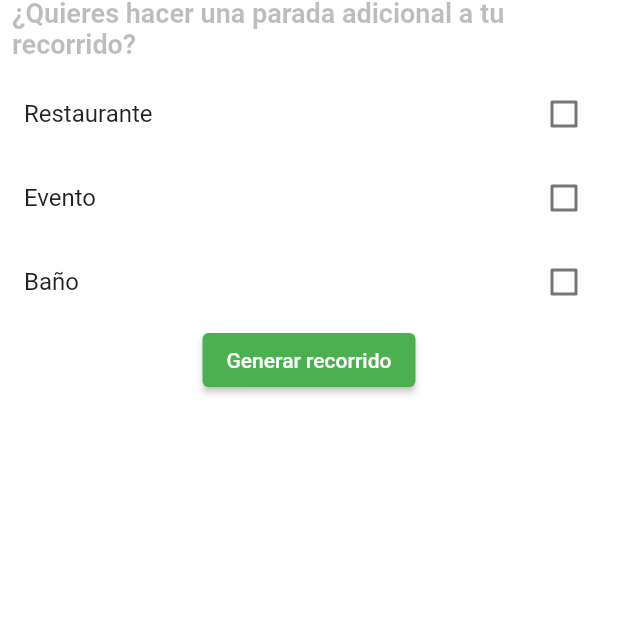
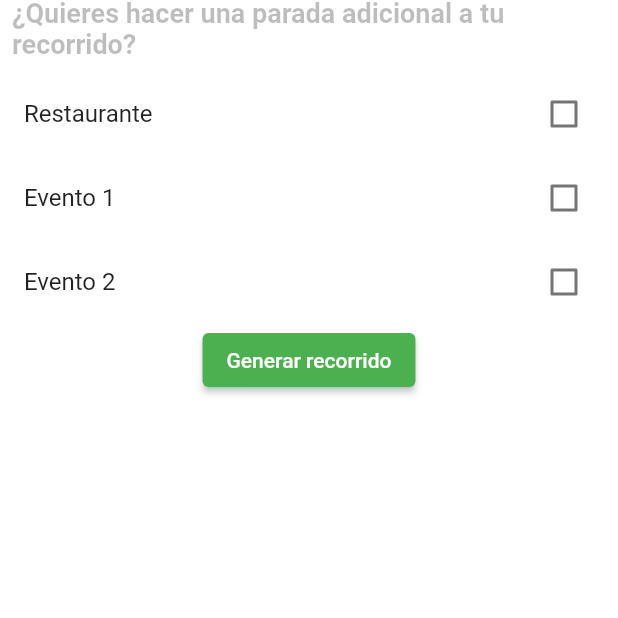
Before and after one commit to KarelyVR/BioMovil, a Flutter app: the SelectionScreen screen opened directly, on a phone screen of 412 x 824 dp, the part 618-1236 px from its top. Run offline on Flutter 3.47's test engine with Material 2 defaults, Android fonts, the phone set to English and light mode, and no system bars; our stand-ins replace audioplayers, carousel_slider, fluro, flutter_local_notifications, flutter_markdown, flutter_svg and 10 more; missing offline and left inert: flutter_polyline_points, qr_code_scanner; accounts and stored records are empty; generated files the repository leaves out were written again.

Commit message:
recorridos_update

```diff
--- a/lib/animales/habitat_desierto/camello.dart
+++ b/lib/animales/habitat_desierto/camello.dart
@@ -1,7 +1,7 @@
 import 'package:biomovil/animales/habitat_desierto/animales_desierto.dart';
 import 'package:biomovil/animales/habitat_desierto/ubicaciones/ubicacion_camello.dart';
 import 'package:biomovil/animales/menu_habitats.dart';
-import 'package:biomovil/recorridos/nuevo-recorrido.dart';
+import 'package:biomovil/recorridos/nuevo_recorrido.dart';
 import 'package:biomovil/themes/app_styles.dart';
 import 'package:biomovil/qr/lector_qr.dart';
 import 'package:biomovil/pantalla_ajustes/ajustes.dart';
--- a/lib/animales/habitat_desierto/coyote.dart
+++ b/lib/animales/habitat_desierto/coyote.dart
@@ -1,7 +1,7 @@
 import 'package:biomovil/animales/habitat_desierto/animales_desierto.dart';
 import 'package:biomovil/animales/habitat_desierto/ubicaciones/ubicacion_coyote.dart';
 import 'package:biomovil/animales/menu_habitats.dart';
-import 'package:biomovil/recorridos/nuevo-recorrido.dart';
+import 'package:biomovil/recorridos/nuevo_recorrido.dart';
 import 'package:biomovil/themes/app_styles.dart';
 import 'package:biomovil/qr/lector_qr.dart';
 import 'package:biomovil/pantalla_ajustes/ajustes.dart';
--- a/lib/animales/habitat_desierto/liebre.dart
+++ b/lib/animales/habitat_desierto/liebre.dart
@@ -1,7 +1,7 @@
 import 'package:biomovil/animales/habitat_desierto/animales_desierto.dart';
 import 'package:biomovil/animales/habitat_desierto/ubicaciones/ubicacion_liebre.dart';
 import 'package:biomovil/animales/menu_habitats.dart';
-import 'package:biomovil/recorridos/nuevo-recorrido.dart';
+import 'package:biomovil/recorridos/nuevo_recorrido.dart';
 import 'package:biomovil/themes/app_styles.dart';
 import 'package:biomovil/qr/lector_qr.dart';
 import 'package:biomovil/pantalla_ajustes/ajustes.dart';
--- a/lib/animales/habitat_desierto/serpiente.dart
+++ b/lib/animales/habitat_desierto/serpiente.dart
@@ -1,7 +1,7 @@
 import 'package:biomovil/animales/habitat_desierto/animales_desierto.dart';
 import 'package:biomovil/animales/habitat_desierto/ubicaciones/ubicacion_serpiente.dart';
 import 'package:biomovil/animales/menu_habitats.dart';
-import 'package:biomovil/recorridos/nuevo-recorrido.dart';
+import 'package:biomovil/recorridos/nuevo_recorrido.dart';
 import 'package:biomovil/themes/app_styles.dart';
 import 'package:biomovil/qr/lector_qr.dart';
 import 'package:biomovil/pantalla_ajustes/ajustes.dart';
--- a/lib/animales/habitat_sabana/avestruz.dart
+++ b/lib/animales/habitat_sabana/avestruz.dart
@@ -1,7 +1,7 @@
 import 'package:biomovil/animales/habitat_sabana/animales_sabana.dart';
 import 'package:biomovil/animales/habitat_sabana/ubicaciones/ubicacion_avestruz.dart';
 import 'package:biomovil/animales/menu_habitats.dart';
-import 'package:biomovil/recorridos/nuevo-recorrido.dart';
+import 'package:biomovil/recorridos/nuevo_recorrido.dart';
 import 'package:biomovil/themes/app_styles.dart';
 import 'package:biomovil/qr/lector_qr.dart';
 import 'package:biomovil/pantalla_ajustes/ajustes.dart';
--- a/lib/animales/habitat_sabana/elefante.dart
+++ b/lib/animales/habitat_sabana/elefante.dart
@@ -1,7 +1,7 @@
 import 'package:biomovil/animales/habitat_sabana/animales_sabana.dart';
 import 'package:biomovil/animales/habitat_sabana/ubicaciones/ubicacion_elefante.dart';
 import 'package:biomovil/animales/menu_habitats.dart';
-import 'package:biomovil/recorridos/nuevo-recorrido.dart';
+import 'package:biomovil/recorridos/nuevo_recorrido.dart';
 import 'package:biomovil/themes/app_styles.dart';
 import 'package:biomovil/qr/lector_qr.dart';
 import 'package:biomovil/pantalla_ajustes/ajustes.dart';
--- a/lib/animales/habitat_sabana/jirafa.dart
+++ b/lib/animales/habitat_sabana/jirafa.dart
@@ -1,7 +1,7 @@
 import 'package:biomovil/animales/habitat_sabana/animales_sabana.dart';
 import 'package:biomovil/animales/habitat_sabana/ubicaciones/ubicacion_jirafa.dart';
 import 'package:biomovil/animales/menu_habitats.dart';
-import 'package:biomovil/recorridos/nuevo-recorrido.dart';
+import 'package:biomovil/recorridos/nuevo_recorrido.dart';
 import 'package:biomovil/themes/app_styles.dart';
 import 'package:biomovil/qr/lector_qr.dart';
 import 'package:biomovil/pantalla_ajustes/ajustes.dart';
--- a/lib/animales/habitat_sabana/leon.dart
+++ b/lib/animales/habitat_sabana/leon.dart
@@ -1,7 +1,7 @@
 import 'package:biomovil/animales/habitat_sabana/animales_sabana.dart';
 import 'package:biomovil/animales/habitat_sabana/ubicaciones/ubicacion_leon.dart';
 import 'package:biomovil/animales/menu_habitats.dart';
-import 'package:biomovil/recorridos/nuevo-recorrido.dart';
+import 'package:biomovil/recorridos/nuevo_recorrido.dart';
 import 'package:biomovil/themes/app_styles.dart';
 import 'package:biomovil/qr/lector_qr.dart';
 import 'package:biomovil/pantalla_ajustes/ajustes.dart';
--- a/lib/animales/habitat_tropical/mandrill.dart
+++ b/lib/animales/habitat_tropical/mandrill.dart
@@ -1,6 +1,6 @@
 import 'package:biomovil/animales/habitat_tropical/animales_tropicales.dart';
 import 'package:biomovil/animales/menu_habitats.dart';
-import 'package:biomovil/recorridos/nuevo-recorrido.dart';
+import 'package:biomovil/recorridos/nuevo_recorrido.dart';
 import 'package:biomovil/themes/app_styles.dart';
 import 'package:biomovil/qr/lector_qr.dart';
 import 'package:biomovil/pantalla_ajustes/ajustes.dart';
--- a/lib/animales/habitat_tropical/puma.dart
+++ b/lib/animales/habitat_tropical/puma.dart
@@ -1,7 +1,7 @@
 import 'package:biomovil/animales/habitat_tropical/animales_tropicales.dart';
 import 'package:biomovil/animales/habitat_tropical/ubicaciones/ubicacion_puma.dart';
 import 'package:biomovil/animales/menu_habitats.dart';
-import 'package:biomovil/recorridos/nuevo-recorrido.dart';
+import 'package:biomovil/recorridos/nuevo_recorrido.dart';
 import 'package:biomovil/themes/app_styles.dart';
 import 'package:biomovil/qr/lector_qr.dart';
 import 'package:biomovil/pantalla_ajustes/ajustes.dart';
--- a/lib/animales/habitat_tropical/tigre.dart
+++ b/lib/animales/habitat_tropical/tigre.dart
@@ -1,7 +1,7 @@
 import 'package:biomovil/animales/habitat_tropical/animales_tropicales.dart';
 import 'package:biomovil/animales/habitat_tropical/ubicaciones/ubicacion_tigre.dart';
 import 'package:biomovil/animales/menu_habitats.dart';
-import 'package:biomovil/recorridos/nuevo-recorrido.dart';
+import 'package:biomovil/recorridos/nuevo_recorrido.dart';
 import 'package:biomovil/themes/app_styles.dart';
 import 'package:biomovil/qr/lector_qr.dart';
 import 'package:biomovil/pantalla_ajustes/ajustes.dart';
--- a/lib/animales/habitat_tropical/tucan.dart
+++ b/lib/animales/habitat_tropical/tucan.dart
@@ -1,7 +1,7 @@
 import 'package:biomovil/animales/habitat_tropical/animales_tropicales.dart';
 import 'package:biomovil/animales/habitat_tropical/ubicaciones/ubicacion_tucan.dart';
 import 'package:biomovil/animales/menu_habitats.dart';
-import 'package:biomovil/recorridos/nuevo-recorrido.dart';
+import 'package:biomovil/recorridos/nuevo_recorrido.dart';
 import 'package:biomovil/themes/app_styles.dart';
 import 'package:biomovil/qr/lector_qr.dart';
 import 'package:biomovil/pantalla_ajustes/ajustes.dart';
--- a/lib/animales/menu_desplegable.dart
+++ b/lib/animales/menu_desplegable.dart
@@ -2,7 +2,7 @@ import 'package:biomovil/animales/menu_habitats.dart';
 import 'package:biomovil/qr/lector_qr.dart';
 import 'package:biomovil/pantalla_ajustes/ajustes.dart';
 import 'package:biomovil/principal/pagina_principal.dart';
-import 'package:biomovil/recorridos/nuevo-recorrido.dart';
+import 'package:biomovil/recorridos/nuevo_recorrido.dart';
 import 'package:flutter/material.dart';
 
 class MyDropdownMenu extends StatelessWidget {
--- a/lib/animales/menu_habitats.dart
+++ b/lib/animales/menu_habitats.dart
@@ -1,6 +1,6 @@
 import 'package:biomovil/pantalla_ajustes/ajustes.dart';
 import 'package:biomovil/principal/pagina_principal.dart';
-import 'package:biomovil/recorridos/nuevo-recorrido.dart';
+import 'package:biomovil/recorridos/nuevo_recorrido.dart';
 import 'package:flutter/material.dart';
 import 'package:biomovil/animales/menu_desplegable.dart' as menu;
 import 'package:biomovil/animales/habitat_tropical/animales_tropicales.dart';
--- a/lib/principal/pagina_principal.dart
+++ b/lib/principal/pagina_principal.dart
@@ -1,5 +1,5 @@
 import 'package:biomovil/principal/mas_informacion.dart';
-import 'package:biomovil/recorridos/nuevo-recorrido.dart';
+import 'package:biomovil/recorridos/nuevo_recorrido.dart';
 import 'package:biomovil/recorridos/polylineas/polilinea1.dart';
 import 'package:flutter/material.dart';
 import 'package:biomovil/articulos/menu_articulos.dart';
--- a/lib/recorridos/nuevo-recorrido.dart
+++ b/lib/recorridos/nuevo_recorrido.dart
@@ -1,4 +1,4 @@
-// ignore_for_file: library_private_types_in_public_api
+// ignore_for_file: library_private_types_in_public_api, use_build_context_synchronously
 
 import 'package:biomovil/principal/pagina_principal.dart';
 import 'package:flutter/material.dart';
@@ -18,7 +18,7 @@ class SelectionScreen extends StatefulWidget {
 
 class _SelectionScreenState extends State<SelectionScreen> {
   List<String> availableZones = ['Tropical', 'Sabana', 'Desierto'];
-  String selectedZone = 'Tropical'; // Valor predeterminado
+    String selectedZone = 'Tropical';  // Valor predeterminado
 
 
   Map<String, List<String>> animalsByZone = {
@@ -29,7 +29,7 @@ class _SelectionScreenState extends State<SelectionScreen> {
 
   List<String> selectedAnimals = [];
 
-  List<String> availableStops = ['Restaurante', 'Evento', 'Baño'];
+  List<String> availableStops = ['Restaurante', 'Evento 1', 'Evento 2'];
 
   List<String> selectedStops = [];
 
@@ -45,9 +45,23 @@ List<String> combineAnimalLists(List<String> selectedZones) {
   return combinedList;
 }
 
+  bool loading = false;
 
+  //  void _showMultiSelect(List<String> items, List<String> selectedItems) async {
+  //   final List<String>? results = await showDialog(
+  //     context: context,
+  //     builder: (BuildContext context) {
+  //       return MultiSelect(items: items);
+  //     },
+  //   );
 
-  bool loading = false;
+  //   if (results != null) {
+  //     setState(() {
+  //       selectedItems.clear();
+  //       selectedItems.addAll(results);
+  //     });
+  //   }
+  // }
 
   @override
   void initState() {
@@ -128,6 +142,14 @@ Widget buildZoneSelection() {
           style: TextStyle(fontSize: 18, fontWeight: FontWeight.bold),
         ),
       ),
+      // ElevatedButton(
+      //     onPressed: () {
+      //       _showMultiSelect(availableZones, selectedZone.split(', '));
+      //     },
+      //     child: const Text('Seleccionar zonas'),
+      //   ),
+      //   // Opcional: Mostrar las zonas seleccionadas
+      //   Text('Zonas seleccionadas: $selectedZone'),
       DropdownButton<List<String>>(
         onChanged: (selectedZones) {
           setState(() {
@@ -135,7 +157,7 @@ Widget buildZoneSelection() {
               // Si 'Todas las zonas' está seleccionado, muestra todos los animales
               selectedZone = availableZones.join(', '); // Muestra todas las zonas como una cadena separada por comas
             } else {
-              selectedZone = selectedZones!.join(', '); // Muestra las zonas seleccionadas como una cadena separada por comas
+              selectedZone = selectedZones.join(', '); // Muestra las zonas seleccionadas como una cadena separada por comas
             }
           });
         },
@@ -168,8 +190,6 @@ Widget buildZoneSelection() {
   );
 }
 
-
-
   Widget buildCheckList(String title, List<String> items, List<String> selectedItems) {
   return Column(
     crossAxisAlignment: CrossAxisAlignment.start,
@@ -181,6 +201,14 @@ Widget buildZoneSelection() {
           style: const TextStyle(fontSize: 18, fontWeight: FontWeight.bold),
         ),
       ),
+      // ElevatedButton(
+      //     onPressed: () {
+      //       _showMultiSelect(items, selectedItems);
+      //     },
+      //     child: const Text('Seleccionar elementos'),
+      //   ),
+      //   // Opcional: Mostrar los elementos seleccionados
+      //   Text('Elementos seleccionados: ${selectedItems.join(', ')}'),
       ListView.builder(
         shrinkWrap: true,
         physics: const NeverScrollableScrollPhysics(),
@@ -205,7 +233,67 @@ Widget buildZoneSelection() {
     ],
   );
 }
+}
 
 
+// class MultiSelect extends StatefulWidget {
+//   final List<String> items;
+//   const MultiSelect({Key? key, required this.items}) : super(key: key);
 
-}
+//   @override
+//   State<StatefulWidget> createState() => _MultiSelectState();
+// }
+
+// class _MultiSelectState extends State<MultiSelect> {
+//   // this variable holds the selected items
+//   final List<String> _selectedItems = [];
+
+// // This function is triggered when a checkbox is checked or unchecked
+//   void _itemChange(String itemValue, bool isSelected) {
+//     setState(() {
+//       if (isSelected) {
+//         _selectedItems.add(itemValue);
+//       } else {
+//         _selectedItems.remove(itemValue);
+//       }
+//     });
+//   }
+//     // this function is called when the Cancel button is pressed
+//   void _cancel() {
+//     Navigator.pop(context);
+//   }
+
+// // this function is called when the Submit button is tapped
+//   void _submit() {
+//     Navigator.pop(context, _selectedItems);
+//   }
+
+//   @override
+//   Widget build(BuildContext context) {
+//     return AlertDialog(
+//       title: const Text('Select Topics'),
+//       content: SingleChildScrollView(
+//         child: ListBody(
+//           children: widget.items
+//               .map((item) => CheckboxListTile(
+//                     value: _selectedItems.contains(item),
+//                     title: Text(item),
+//                     controlAffinity: ListTileControlAffinity.leading,
+//                     onChanged: (isChecked) => _itemChange(item, isChecked!),
+//                   ))
+//               .toList(),
+//         ),
+//       ),
+//       actions: [
+//         TextButton(
+//           onPressed: _cancel,
+//           child: const Text('Cancel'),
+//         ),
+//         ElevatedButton(
+//           onPressed: _submit,
+//           child: const Text('Enviar'),
+//         ),
+//       ],
+//     );
+//   }
+// }
--- a/lib/recorridos/polylineas/polilinea1.dart
+++ b/lib/recorridos/polylineas/polilinea1.dart
@@ -1,7 +1,8 @@
+// ignore_for_file: avoid_print, unnecessary_import
+
 import 'dart:async';
-import 'dart:math' show atan2, cos, pi, sin, sqrt;
 import 'dart:typed_data';
-import 'package:biomovil/recorridos/nuevo-recorrido.dart';
+import 'package:biomovil/recorridos/nuevo_recorrido.dart';
 import 'package:flutter/material.dart';
 import 'package:flutter/services.dart';
 import 'package:google_maps_flutter/google_maps_flutter.dart';
@@ -11,7 +12,7 @@ import 'dart:ui' as ui;
 class Polyline1 extends StatefulWidget {
   final List<String> selectedPoints;
 
-  const Polyline1({required this.selectedPoints});
+  const Polyline1({super.key, required this.selectedPoints});
 
   @override
   State<Polyline1> createState() => _Polyline1State();
@@ -146,15 +147,15 @@ class _Polyline1State extends State<Polyline1> {
     'Jirafa': const LatLng(25.72949906812703, -100.31009438412333),
     'Elefante': const LatLng(25.730165206212476, -100.30855117545211),
     'Avestruz': const LatLng(25.728557779673796, -100.30768312058856),
-    'Baño 1': const LatLng(25.726733581232182, -100.31089508250031),
+    // 'Baño 1': const LatLng(25.726733581232182, -100.31089508250031),
     'Evento 1': const LatLng(25.726656258522873, -100.31216108502232),
-    'Baño 2': const LatLng(25.726772242567968, -100.31355583356353),
+    // 'Baño 2': const LatLng(25.726772242567968, -100.31355583356353),
     'Restaurante': const LatLng(25.722403431958984, -100.31188213521487),
-    'Baño 3': const LatLng(25.719600349564967, -100.3110238284203),
+    // 'Baño 3': const LatLng(25.719600349564967, -100.3110238284203),
     'Liebre': const LatLng(25.71765852555807, -100.31222692388545),
     'Evento 2': const LatLng(25.71731917169152, -100.31402790220135),
     'Serpiente': const LatLng(25.714664864571322, -100.31365430904526),
-    'Baño 4': const LatLng(25.71465129800604, -100.31653844957549),
+    // 'Baño 4': const LatLng(25.71465129800604, -100.31653844957549),
     'Coyote': const LatLng(25.71886018518749, -100.31468389834086),
     'Camello': const LatLng(25.720905086852873, -100.31508169420816),
   };
```
